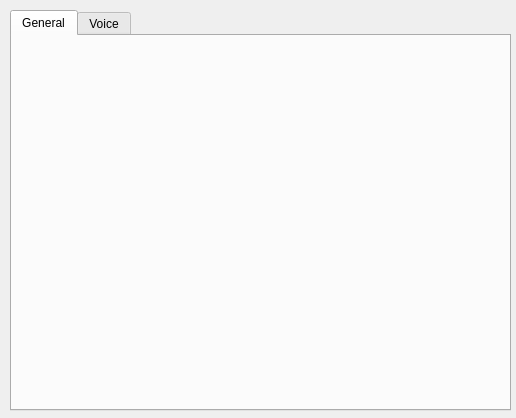
Above: ui/settings.ui from MattZeroStudios/Zero_Assistant before the change. Below: the same form after it.
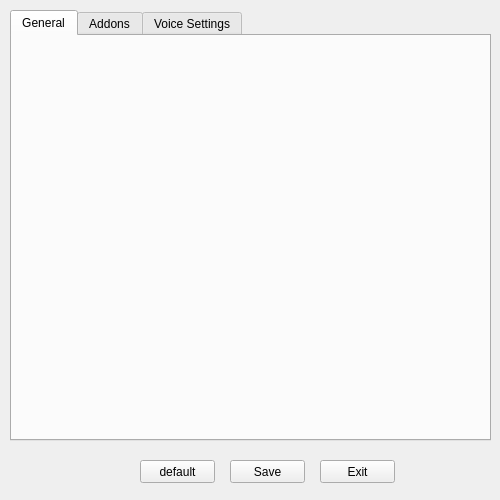
That is the form after the change. The open tabs and pages were chosen to show the change. Icons and pictures are not drawn.

Commit message: Added ui files for later conversion to Python files, and updated managers.py and added a few new resources.

What changed in the file:
```diff
--- a/ui/settings.ui
+++ b/ui/settings.ui
@@ -6,10 +6,22 @@
    <rect>
     <x>0</x>
     <y>0</y>
-    <width>516</width>
-    <height>418</height>
+    <width>500</width>
+    <height>500</height>
    </rect>
   </property>
+  <property name="minimumSize">
+   <size>
+    <width>500</width>
+    <height>500</height>
+   </size>
+  </property>
+  <property name="maximumSize">
+   <size>
+    <width>500</width>
+    <height>500</height>
+   </size>
+  </property>
   <property name="windowTitle">
    <string>Settings</string>
   </property>
@@ -22,39 +34,83 @@
     <rect>
      <x>10</x>
      <y>10</y>
-     <width>501</width>
-     <height>401</height>
+     <width>481</width>
+     <height>431</height>
     </rect>
    </property>
-   <property name="accessibleName">
-    <string/>
+   <property name="minimumSize">
+    <size>
+     <width>0</width>
+     <height>0</height>
+    </size>
+   </property>
+   <property name="maximumSize">
+    <size>
+     <width>800</width>
+     <height>800</height>
+    </size>
    </property>
    <property name="currentIndex">
     <number>1</number>
    </property>
    <widget class="QWidget" name="General">
-    <property name="enabled">
-     <bool>true</bool>
-    </property>
-    <property name="accessibleName">
-     <string>General</string>
-    </property>
-    <property name="accessibleDescription">
-     <string>General Settings</string>
-    </property>
     <attribute name="title">
      <string>General</string>
     </attribute>
    </widget>
+   <widget class="QWidget" name="addons">
+    <attribute name="title">
+     <string>Addons</string>
+    </attribute>
+   </widget>
    <widget class="QWidget" name="Voice">
     <property name="accessibleName">
      <string>Voice</string>
     </property>
     <attribute name="title">
-     <string>Voice</string>
+     <string>Voice Settings</string>
     </attribute>
    </widget>
   </widget>
+  <widget class="QPushButton" name="pushButton">
+   <property name="geometry">
+    <rect>
+     <x>230</x>
+     <y>460</y>
+     <width>75</width>
+     <height>23</height>
+    </rect>
+   </property>
+   <property name="text">
+    <string>Save</string>
+   </property>
+  </widget>
+  <widget class="QPushButton" name="pushButton_2">
+   <property name="geometry">
+    <rect>
+     <x>320</x>
+     <y>460</y>
+     <width>75</width>
+     <height>23</height>
+    </rect>
+   </property>
+   <property name="text">
+    <string>Exit</string>
+   </property>
+  </widget>
+  <widget class="QPushButton" name="pushButton_3">
+   <property name="geometry">
+    <rect>
+     <x>140</x>
+     <y>460</y>
+     <width>75</width>
+     <height>23</height>
+    </rect>
+   </property>
+   <property name="text">
+    <string>default</string>
+   </property>
+  </widget>
  </widget>
  <resources/>
  <connections/>
```
Left out of the diff: 15 changed lines with no effect on the pictures. The commit also changes 5 other files.
